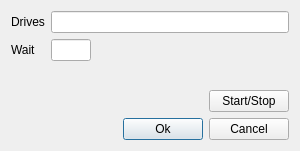
Old version of the form assets/ui/settings.ui in the repository joaonc/hd_active.
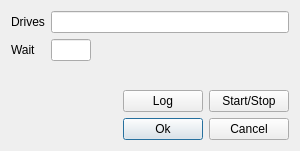
New version of the form.

Patch:
```diff
--- a/assets/ui/settings.ui
+++ b/assets/ui/settings.ui
@@ -94,6 +94,13 @@
        </property>
       </spacer>
      </item>
+     <item>
+      <widget class="QPushButton" name="log_button">
+       <property name="text">
+        <string>Log</string>
+       </property>
+      </widget>
+     </item>
      <item>
       <widget class="QPushButton" name="change_state_button">
        <property name="text">
```
Left out of the diff: 1 changed line with no effect on the pictures.
